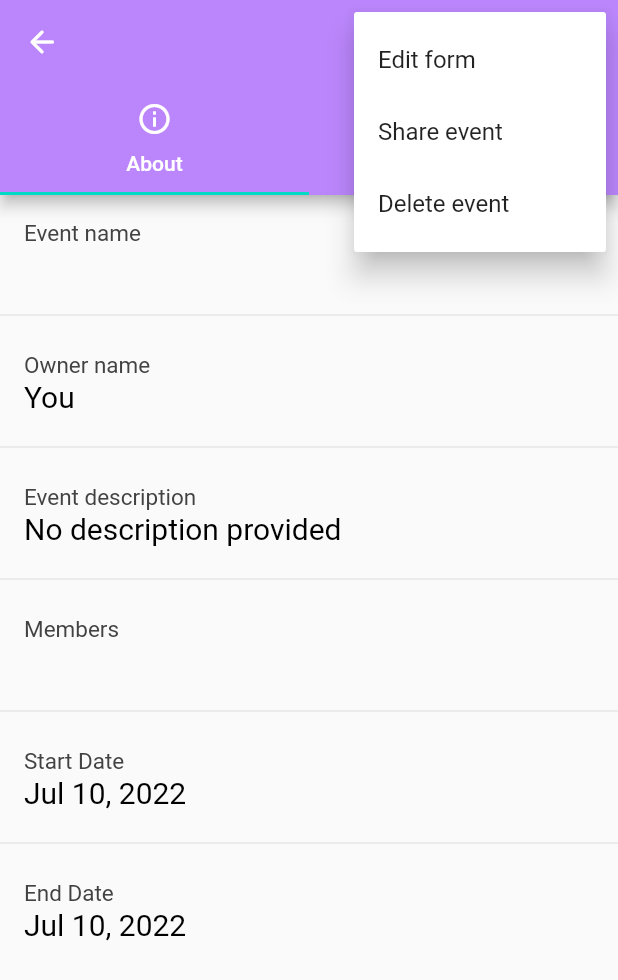
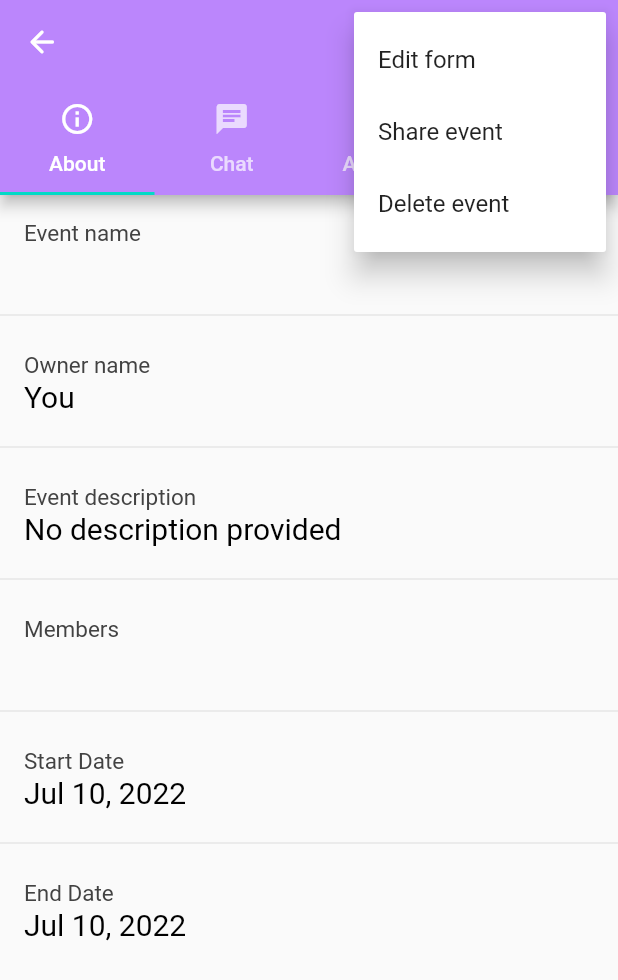
Before and after one commit to GraceYongXM/gaigai-Planner, a Flutter app: the IndivPage screen opened directly with empty values, after a tap on the "more vert" icon, on a phone screen of 412 x 824 dp. Shown: the top 980 px of the screen. Run offline on Flutter 3.47's test engine with Material 2 defaults, Android fonts, the phone set to English and light mode, and no system bars; our stand-ins replace email_validator, shared_preferences, supabase, supabase_flutter, syncfusion_flutter_datepicker; accounts and stored records are empty; network calls fail; statements that could not run were skipped.

Commit message:
sort activities & created individual activity page

```diff
--- a/lib/models/activity.dart
+++ b/lib/models/activity.dart
@@ -1,6 +1,6 @@
 class Activity {
   String activityID, name, location, description;
-  double cost;
+  num cost;
 
   Activity(
     this.activityID,
--- a/lib/pages/event_tab/indiv_page.dart
+++ b/lib/pages/event_tab/indiv_page.dart
@@ -1,5 +1,8 @@
 import 'package:flutter/material.dart';
 import 'package:flutter/services.dart';
+import 'package:gaigai_planner/pages/event_tab/activities/activity_page.dart';
+import 'package:gaigai_planner/pages/event_tab/availability%20form/date_page.dart';
+import 'package:gaigai_planner/pages/event_tab/availability%20form/datepicker_form.dart';
 
 import 'about_page.dart';
 import 'chat_page.dart';
@@ -30,7 +33,7 @@ class _IndivPageState extends State<IndivPage>
   @override
   void initState() {
     super.initState();
-    _tabController = TabController(length: 2, initialIndex: 1, vsync: this);
+    _tabController = TabController(length: 4, initialIndex: 1, vsync: this);
     getData();
   }
 
@@ -90,11 +93,14 @@ class _IndivPageState extends State<IndivPage>
               icon: Icon(Icons.chat),
               text: 'Chat',
             ),
-            /*
             Tab(
               icon: Icon(Icons.list),
               text: 'Activities',
-            ),*/
+            ),
+            Tab(
+              icon: Icon(Icons.date_range),
+              text: 'Dates',
+            )
           ],
         ),
         actions: <Widget>[
@@ -227,6 +233,16 @@ class _IndivPageState extends State<IndivPage>
             eventDetails: widget.eventDetails,
             user: widget.user,
           ),
+          ActivityPage(
+            name: widget.eventDetails.name,
+          ),
+          /*DatePage(
+            name: widget.eventDetails.name,
+          )*/
+          DatePickerForm(
+            details: widget.eventDetails,
+            user: widget.user,
+          ),
         ],
       ),
     );
--- a/lib/pages/home_page.dart
+++ b/lib/pages/home_page.dart
@@ -2,6 +2,7 @@ import 'package:flutter/material.dart';
 
 import 'package:gaigai_planner/pages/profile_page.dart';
 import '../services/services.dart';
+import 'event_tab/availability form/datepicker_form.dart';
 import 'event_tab/event_page.dart';
 import 'friend_tab/friend_page.dart';
 import 'request_tab/request_page.dart';
@@ -106,6 +107,8 @@ class _HomePageState extends State<HomePage>
       body: TabBarView(
         controller: _tabController,
         children: <Widget>[
+          //TestPage(),
+          //EventForm(),
           EventPage(user: widget.user),
           FriendPage(user: widget.user),
           RequestPage(user: widget.user),
--- a/pubspec.yaml
+++ b/pubspec.yaml
@@ -44,6 +44,7 @@ dependencies:
   shared_preferences: ^2.0.15
   http: ^0.13.4
   html: ^0.15.0
+  syncfusion_flutter_datepicker: ^19.2.60
 
 dev_dependencies:
   flutter_test:
```
Also changed, not shown: lib/pages/event_tab/activities/activity_page.dart (+8 -2 lines), lib/pages/event_tab/activities/indiv_activity_page.dart (added), pubspec.lock.
